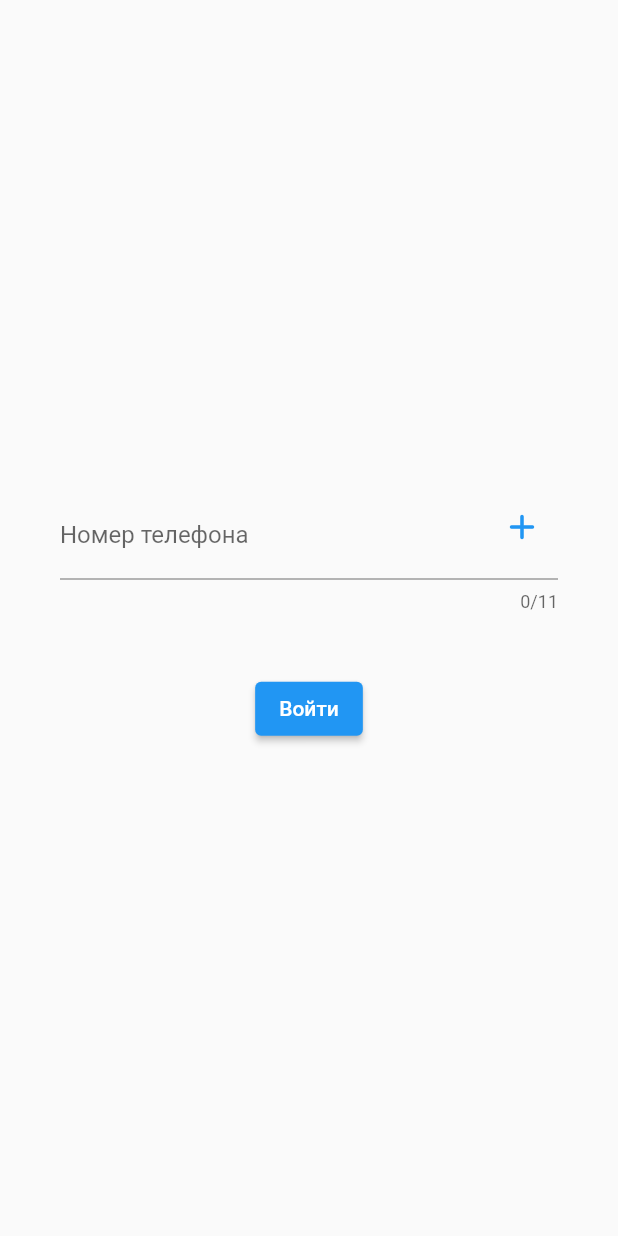
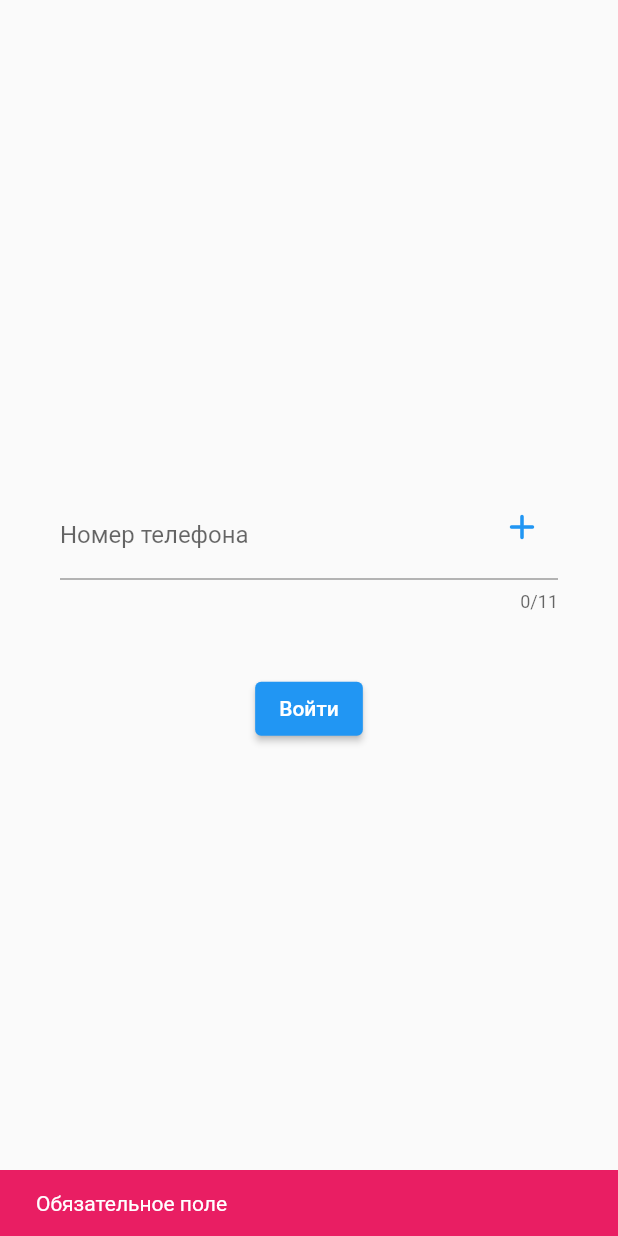
Before and after one commit to internetova/otp_autofill_demo, a Flutter app: the screen it shows after launch, after a tap on "Войти", on a phone screen of 412 x 824 dp. Run offline on Flutter 3.47's test engine with Material 2 defaults, Android fonts, the phone set to English and light mode, and no system bars; missing offline and left inert: otp_autofill.

Commit message:
валидация данных

```diff
--- a/lib/ui/screens/login_screen.dart
+++ b/lib/ui/screens/login_screen.dart
@@ -15,6 +15,7 @@
 import 'package:flutter/material.dart';
 import 'package:flutter/services.dart';
 import 'package:otp_autofill/otp_autofill.dart';
+import 'package:otp_autofill_demo/ui/screens/auth_confirmation_screen.dart';
 
 /// Экран входа
 class LoginScreen extends StatefulWidget {
@@ -63,6 +64,7 @@ class _LoginScreenState extends State<LoginScreen> {
                         prefix: Text('+'),
                       ),
                       maxLength: _phoneLength,
+                      onSubmitted: _validatePhone,
                       inputFormatters: [
                         FilteringTextInputFormatter.digitsOnly,
                       ],
@@ -85,7 +87,7 @@ class _LoginScreenState extends State<LoginScreen> {
                 ),
                 const SizedBox(height: 40),
                 ElevatedButton(
-                  onPressed: () {},
+                  onPressed: () => _validatePhone(_phoneController.text),
                   child: const Text('Войти'),
                 ),
               ],
@@ -138,4 +140,35 @@ class _LoginScreenState extends State<LoginScreen> {
       content: Text(message),
     );
   }
+
+  /// Валидация поля
+  void _validatePhone(String? value) {
+    FocusScope.of(context).unfocus();
+
+    if (value != null && value.isEmpty) {
+      ScaffoldMessenger.of(context).showSnackBar(
+        _exceptionSnackBar('Обязательное поле'),
+      );
+
+      return;
+    }
+
+    if (value != null && value.length < _phoneLength) {
+      ScaffoldMessenger.of(context).showSnackBar(
+        _exceptionSnackBar('Некорректный номер телефона'),
+      );
+
+      return;
+    }
+
+    /// Получаем подпись приложения
+    _otpInteractor.getAppSignature().then((value) => debugPrint('signature - $value'));
+
+    Navigator.push<void>(
+      context,
+      MaterialPageRoute(
+        builder: (_) => const AuthConfirmationScreen(),
+      ),
+    );
+  }
 }
```
